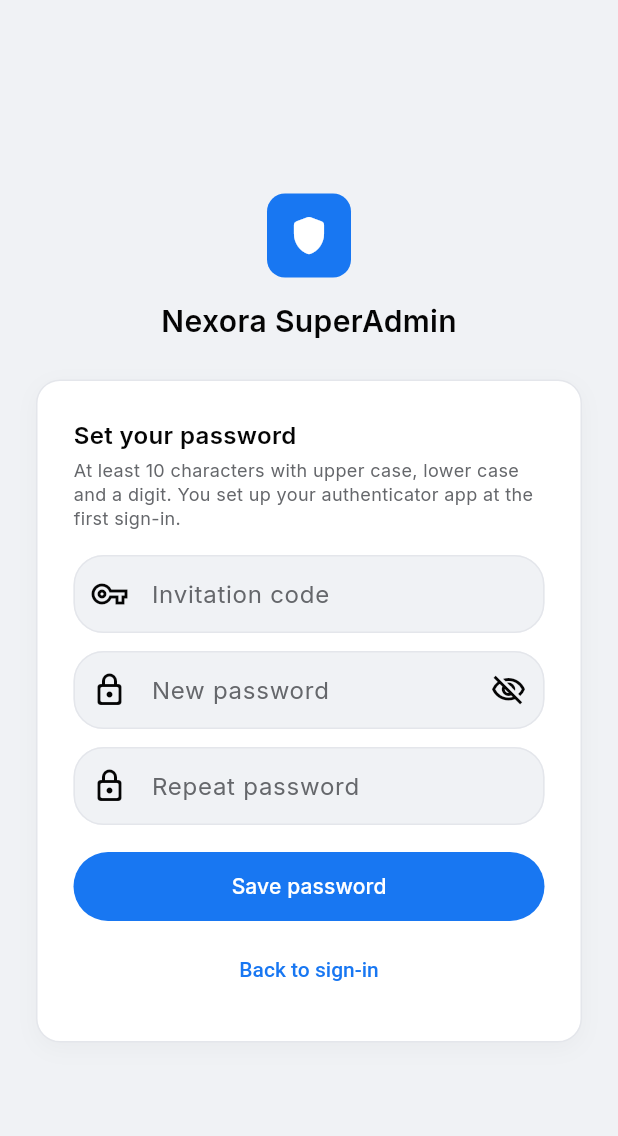
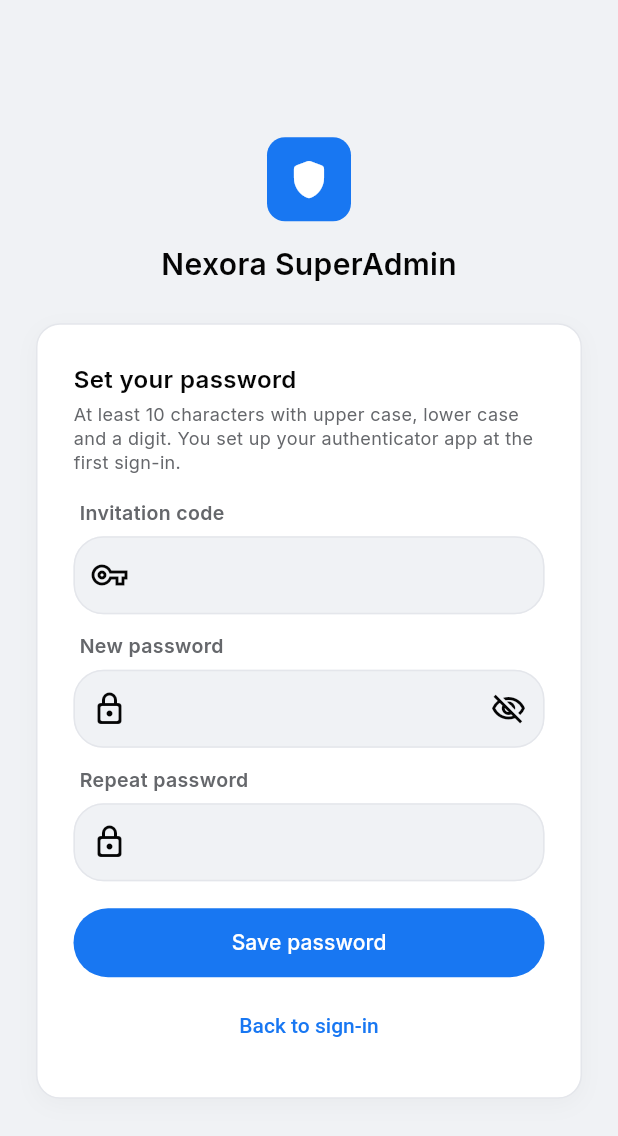
Before and after one commit to Nexora48/nexora-superadmin, a Flutter app: the AcceptInviteView screen opened by its route, on a phone screen of 412 x 824 dp. Shown: the top 1136 px of the screen. Run offline on Flutter 3.47's test engine with Material 3 defaults, Android fonts, the phone set to English and light mode, and no system bars; our stand-ins replace dio, fl_chart, flutter_secure_storage, get, get_storage, qr_flutter and 1 more; missing offline and left inert: dart:js_interop; accounts and stored records are empty.

Commit message:
Forms: labels sit above the field instead of Material's floating label (LabeledField widget; AppDropdown takes a label)
Co-Authored-By: Claude Haiku 5.5 <noreply@anthropic.com>

```diff
--- /dev/null
+++ b/lib/app/core/widgets/labeled_field.dart
@@ -0,0 +1,31 @@
+import 'package:flutter/material.dart';
+
+/// A form field with its label above it, instead of Material's floating label.
+class LabeledField extends StatelessWidget {
+  final String label;
+  final Widget child;
+
+  const LabeledField({super.key, required this.label, required this.child});
+
+  @override
+  Widget build(BuildContext context) {
+    return Column(
+      crossAxisAlignment: CrossAxisAlignment.start,
+      mainAxisSize: MainAxisSize.min,
+      children: [
+        Padding(
+          padding: const EdgeInsets.only(left: 4, bottom: 6),
+          child: Text(
+            label,
+            style: TextStyle(
+              fontSize: 13,
+              fontWeight: FontWeight.w600,
+              color: Theme.of(context).colorScheme.onSurfaceVariant,
+            ),
+          ),
+        ),
+        child,
+      ],
+    );
+  }
+}
--- a/lib/app/modules/accept_invite/views/accept_invite_view.dart
+++ b/lib/app/modules/accept_invite/views/accept_invite_view.dart
@@ -6,6 +6,7 @@ import '../../../core/theme/app_radius.dart';
 import '../../../core/theme/app_text_theme.dart';
 import '../../../core/widgets/common.dart';
 import '../controllers/accept_invite_controller.dart';
+import 'package:nexora_superadmin/app/core/widgets/labeled_field.dart';
 
 class AcceptInviteView extends GetView<AcceptInviteController> {
   const AcceptInviteView({super.key});
@@ -22,20 +23,23 @@ class AcceptInviteView extends GetView<AcceptInviteController> {
           style: context.appText.timestamp,
         ),
         const SizedBox(height: 16),
-        TextField(
+        LabeledField(
+          label: 'Invitation code',
+          child: TextField(
             controller: controller.tokenCtrl,
             decoration: const InputDecoration(
-            labelText: 'Invitation code',
               prefixIcon: Icon(Icons.vpn_key_outlined),
+            ),
           ),
         ),
         const SizedBox(height: 12),
         Obx(
-          () => TextField(
+          () => LabeledField(
+            label: 'New password',
+            child: TextField(
               controller: controller.passCtrl,
               obscureText: controller.obscure.value,
               decoration: InputDecoration(
-              labelText: 'New password',
                 prefixIcon: const Icon(Icons.lock_outline_rounded),
                 suffixIcon: IconButton(
                   icon: Icon(
@@ -48,14 +52,17 @@ class AcceptInviteView extends GetView<AcceptInviteController> {
               ),
             ),
           ),
+        ),
         const SizedBox(height: 12),
-        TextField(
+        LabeledField(
+          label: 'Repeat password',
+          child: TextField(
             controller: controller.confirmCtrl,
             obscureText: true,
             onSubmitted: (_) => controller.submit(),
             decoration: const InputDecoration(
-            labelText: 'Repeat password',
               prefixIcon: Icon(Icons.lock_outline_rounded),
+            ),
           ),
         ),
         Obx(() => errorLine(controller.error.value)),
--- a/lib/app/modules/analytics/views/analytics_view.dart
+++ b/lib/app/modules/analytics/views/analytics_view.dart
@@ -107,9 +107,10 @@ class AnalyticsView extends GetView<AnalyticsController> {
                   width: 250,
                   child: Obx(
                     () => AppDropdown<String>(
+                      label: 'Metric',
                       initialValue: controller.metric.value,
                       isExpanded: true,
-                      decoration: const InputDecoration(labelText: 'Metric', isDense: true, prefixIcon: Icon(Icons.show_chart_rounded, size: 20)),
+                      decoration: const InputDecoration(isDense: true, prefixIcon: Icon(Icons.show_chart_rounded, size: 20)),
                       items: [for (final m in controller.metrics) DropdownMenuItem(value: m.key, child: Text(m.name))],
                       onChanged: (v) => controller.metric.value = v ?? controller.metric.value,
                     ),
@@ -119,9 +120,10 @@ class AnalyticsView extends GetView<AnalyticsController> {
                   width: 270,
                   child: Obx(
                     () => AppDropdown<String>(
+                      label: 'Society',
                       initialValue: controller.societyId.value,
                       isExpanded: true,
-                      decoration: const InputDecoration(labelText: 'Society', isDense: true, prefixIcon: Icon(Icons.apartment_rounded, size: 20)),
+                      decoration: const InputDecoration(isDense: true, prefixIcon: Icon(Icons.apartment_rounded, size: 20)),
                       items: [
                         const DropdownMenuItem(value: '', child: Text('Whole platform')),
                         for (final s in controller.societies) DropdownMenuItem(value: s.id, child: Text(s.name, overflow: TextOverflow.ellipsis)),
```
Also changed, not shown: lib/app/core/widgets/app_dropdown.dart (+9 -2 lines), lib/app/modules/audit_logs/views/audit_logs_view.dart (+8 -3 lines), lib/app/modules/billing/views/billing_view.dart (+20 -10 lines), lib/app/modules/login/views/login_view.dart (+10 -4 lines), lib/app/modules/mfa/views/mfa_view.dart (+9 -5 lines), lib/app/modules/plans/views/plans_view.dart (+21 -7 lines), lib/app/modules/society_create/views/society_create_view.dart (+39 -11 lines), lib/app/modules/society_detail/views/society_detail_view.dart (+42 -13 lines), lib/app/modules/staff/views/staff_view.dart (+28 -11 lines), lib/app/modules/system/views/system_view.dart (+24 -8 lines). Lines whose indentation alone changed are shown as unchanged.
